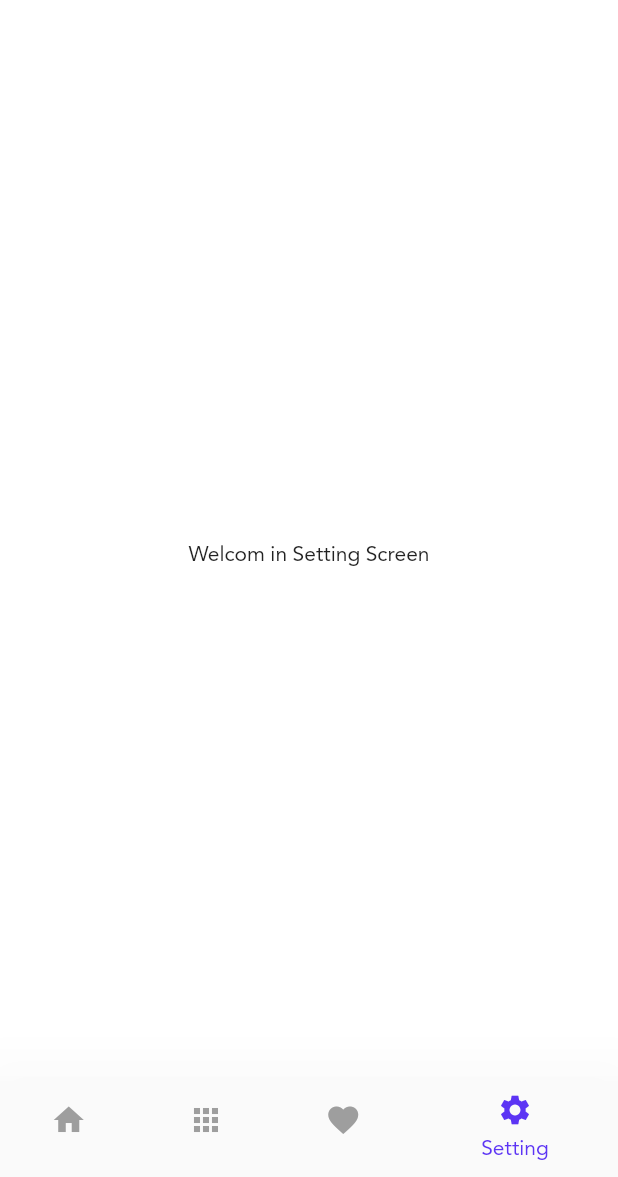
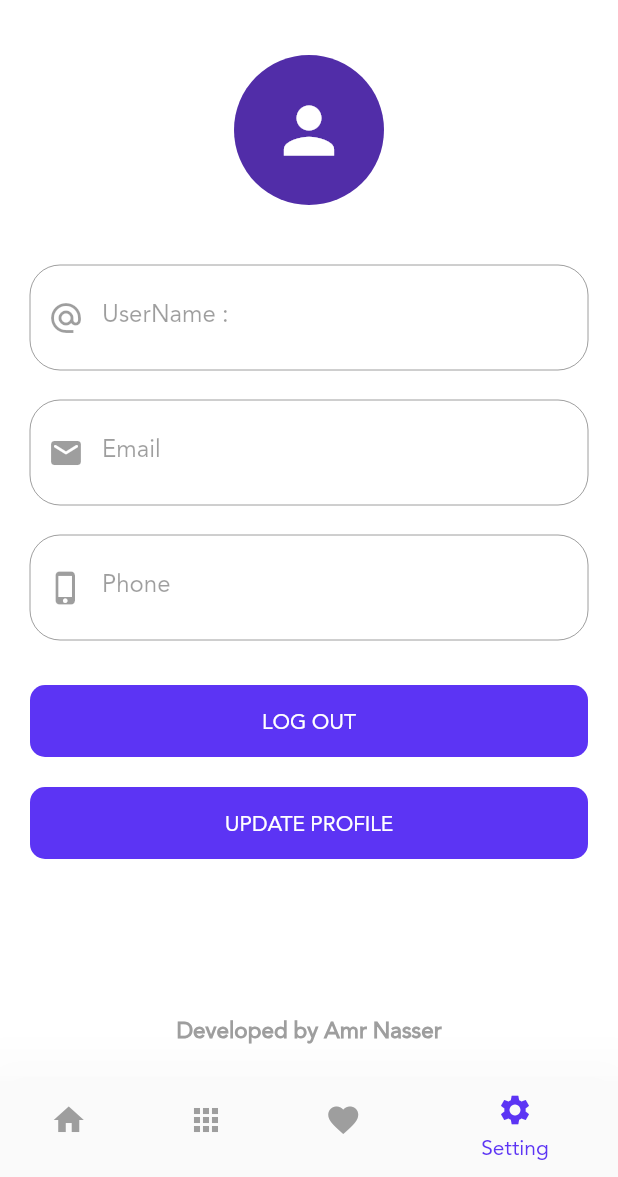
Before and after one commit to amrNaser99/Salla-Shop, a Flutter app: the ShopLayout screen opened directly, item 4 of the bottom bar chosen, on a phone screen of 412 x 824 dp, the part 59-1236 px from its top. Run offline on Flutter 3.47's test engine with Material 2 defaults, Android fonts, the phone set to English and light mode, and no system bars; our stand-ins replace bloc, carousel_slider, conditional_builder_null_safety, dio, flutter_bloc, fluttertoast and 3 more; accounts and stored records are empty; network calls fail; key blocks and very long unbroken strings in the code were emptied for the run.

Commit message:
Add Profile Screen

```diff
--- a/lib/Module/login/shop_login_cubit/shop_login_cubit.dart
+++ b/lib/Module/login/shop_login_cubit/shop_login_cubit.dart
@@ -9,7 +9,7 @@ class ShopLoginCubit extends Cubit<ShopLoginStates> {
 
   static ShopLoginCubit get(context) => BlocProvider.of(context);
 
-  late ShopLoginModel loginModel;
+  ShopLoginModel? loginModel;
 
   void userLogin({
     required String email,
@@ -26,10 +26,11 @@ class ShopLoginCubit extends Cubit<ShopLoginStates> {
     ).then((value) {
       print(value.data);
       loginModel = ShopLoginModel.fromJson(value.data);
-      emit(ShopLoginSuccessStates(loginModel));
+      emit(ShopLoginSuccessStates(loginModel!));
     }).catchError((error) {
       emit(ShopLoginErrorStates(error.toString()));
     });
   }
 
+
 }
--- a/lib/Module/nav_bar/setting/setting_screen.dart
+++ b/lib/Module/nav_bar/setting/setting_screen.dart
@@ -1,11 +1,120 @@
 import 'package:flutter/material.dart';
+import 'package:flutter_bloc/flutter_bloc.dart';
+import 'package:shop_app/Module/login/shop_login_cubit/shop_login_states.dart';
+import 'package:shop_app/shared/components/components.dart';
+import 'package:shop_app/shared/components/constants.dart';
+import 'package:shop_app/shared/cubit/shop_cubit.dart';
+import 'package:shop_app/shared/cubit/shop_states.dart';
+import 'package:shop_app/shared/styles/colors.dart';
 
 class SettingScreen extends StatelessWidget {
-  const SettingScreen({Key? key}) : super(key: key);
+  SettingScreen({Key? key}) : super(key: key);
 
+  var UserNameController = TextEditingController();
+  var EmailController = TextEditingController();
+  var PhoneController = TextEditingController();
 
   @override
   Widget build(BuildContext context) {
-    return Center(child: Text('Welcom in Setting Screen'));
+    return BlocConsumer<ShopCubit, ShopStates>(
+      listener: (BuildContext context, state) {
+        if (state is ShopLoginSuccessStates)
+        {
+          // print(state.profileModel.data!.name!);
+          // UserNameController.text = ShopCubit.get(context).profileModel!.data!.name!;
+        }
+      },
+      builder: (BuildContext context, state) {
+        return Padding(
+          padding: const EdgeInsets.all(20.0),
+          child: Column(
+            mainAxisAlignment: MainAxisAlignment.start,
+            children: [
+            Container(
+            width: double.infinity,
+            child: const CircleAvatar(
+              radius: 50.0,
+              child: Icon(
+                Icons.person,
+                size: 50,
+              ),
+            ),
+          ),
+          const SizedBox(
+            height: 40.0,
+          ),
+          TextFormField(
+            controller: UserNameController,
+            keyboardType: TextInputType.text,
+            decoration: InputDecoration(
+              labelText: 'UserName : ',
+              border:
+              OutlineInputBorder(borderRadius: BorderRadius.circular(20.0)),
+              prefixIcon: const Icon(Icons.alternate_email_sharp),
+              enabled: false,
+            ),
+          ),
+          const SizedBox(
+            height: 20.0,
+          ),
+          TextFormField(
+            controller: EmailController,
+            keyboardType: TextInputType.emailAddress,
+            decoration: InputDecoration(
+              labelText: 'Email ',
+              border:
+              OutlineInputBorder(borderRadius: BorderRadius.circular(20.0)),
+              prefixIcon: const Icon(Icons.email_rounded),
+              enabled: false,
+            ),
+          ),
+          const SizedBox(
+            height: 20.0,
+          ),
+          TextFormField(
+            controller: PhoneController,
+            keyboardType: TextInputType.phone,
+            decoration: InputDecoration(
+              labelText: 'Phone ',
+              border:
+              OutlineInputBorder(borderRadius: BorderRadius.circular(20.0)),
+              prefixIcon: const Icon(Icons.phone_iphone),
+              enabled: false,
+            ),
+          ),
+          const SizedBox(
+            height: 30.0,
+          ),
+          defaultButton(
+            color: primaryColor,
+            text: 'LOG OUT',
+            function: () {
+              ShopCubit.get(context).signOut(context, token);
+            },
+          ),
+          const SizedBox(
+            height: 20.0,
+          ),
+          defaultButton(
+            color: primaryColor,
+            text: 'UPDATE PROFILE',
+            function: () {
+              print(ShopCubit.get(context).profileModel!.data!.name!);
+
+            },
+          ),
+          Spacer(),
+          const Text(
+            'Developed by Amr Nasser',
+            style: TextStyle(
+            fontSize: 15,
+            fontWeight: FontWeight.bold,
+            color: Colors.grey,
+          ),
+          )
+          ],
+        ),);
+      },
+    );
   }
 }
--- a/lib/layout/shop_layout.dart
+++ b/lib/layout/shop_layout.dart
@@ -1,5 +1,6 @@
 import 'package:flutter/material.dart';
 import 'package:flutter_bloc/flutter_bloc.dart';
+import 'package:shop_app/Module/login/shop_login_cubit/shop_login_cubit.dart';
 import 'package:shop_app/Module/search/search_screen.dart';
 import 'package:shop_app/shared/components/components.dart';
 import 'package:shop_app/shared/cubit/shop_cubit.dart';
@@ -10,14 +11,26 @@ class ShopLayout extends StatelessWidget {
 
   @override
   Widget build(BuildContext context) {
-    return BlocProvider(
-      create: (BuildContext context) => ShopCubit()..geHomeData()..getCategoriesData()..getFavourites(),
+    return MultiBlocProvider(
+      providers: [
+        BlocProvider(create: (BuildContext context) => ShopLoginCubit()),
+        BlocProvider(
+          create: (BuildContext context) => ShopCubit()
+            ..geHomeData()
+            ..getCategoriesData()
+            ..getFavourites()
+            ..getProfile(),
+        )
+      ],
       child: BlocConsumer<ShopCubit, ShopStates>(
         listener: (context, state) {},
         builder: (context, state) {
           return Scaffold(
             appBar: AppBar(
-              title: const Text('Salla',style:TextStyle( fontSize: 20.0),),
+              title: const Text(
+                'Salla',
+                style: TextStyle(fontSize: 20.0),
+              ),
               actions: [
                 IconButton(
                   icon: const Icon(Icons.search),
--- a/lib/model/login_model.dart
+++ b/lib/model/login_model.dart
@@ -1,50 +1,26 @@
 class ShopLoginModel {
-  ShopLoginModel({
-    required this.status,
-    required this.message,
-    required this.data,
-  });
-  late final bool status;
-  late final String message;
-  late final Data data;
+  bool? status;
+  String? message;
+  Data? data;
 
-  ShopLoginModel.fromJson(Map<String, dynamic> json){
+  ShopLoginModel.fromJson(Map<String, dynamic> json) {
     status = json['status'];
     message = json['message'];
     data = Data.fromJson(json['data']);
-
-  }
-
-  Map<String, dynamic> toJson() {
-    final _data = <String, dynamic>{};
-    _data['status'] = status;
-    _data['message'] = message;
-    _data['data'] = data.toJson();
-    return _data;
   }
 }
 
 class Data {
-  Data({
-    required this.id,
-    required this.name,
-    required this.email,
-    required this.phone,
-    required this.image,
-    required this.points,
-    required this.credit,
-    required this.token,
-  });
-  late final int id;
-  late final String name;
-  late final String email;
-  late final String phone;
-  late final String image;
-  late final int points;
-  late final int credit;
-  late final String token;
+  int? id;
+  String? name;
+  String? email;
+  String? phone;
+  String? image;
+  int? points;
+  int? credit;
+  String? token;
 
-  Data.fromJson(Map<String, dynamic> json){
+  Data.fromJson(Map<String, dynamic> json) {
     id = json['id'];
     name = json['name'];
     email = json['email'];
@@ -55,20 +31,8 @@ class Data {
     token = json['token'];
   }
 
-  Map<String, dynamic> toJson() {
-    final _data = <String, dynamic>{};
-    _data['id'] = id;
-    _data['name'] = name;
-    _data['email'] = email;
-    _data['phone'] = phone;
-    _data['image'] = image;
-    _data['points'] = points;
-    _data['credit'] = credit;
-    _data['token'] = token;
-    return _data;
-  }
 }
-//
+
 // class ShopLoginModel {
 //   late bool status;
 //   late String message;
--- /dev/null
+++ b/lib/model/profile_model.dart
@@ -0,0 +1,33 @@
+class ProfileModel
+{
+  bool? status ;
+  Data? data ;
+
+  ProfileModel.fromJson(Map<String,dynamic> json)
+  {
+    status = json['status'];
+    data = (json['data'] as Map<String, dynamic>?) != null
+    ? Data.fromJson(json['data'] as Map<String, dynamic>)
+        : null ;
+  }
+}
+
+class Data
+{
+  int? id ;
+  String? name ;
+  String? email ;
+  String? phone ;
+  String? image ;
+  String? token ;
+
+  Data.fromJson(Map<String,dynamic> json)
+  {
+    id = json['id'];
+    name = json['name'];
+    email = json['email'];
+    phone = json['phone'];
+    image = json['image'];
+    token = json['token'];
+  }
+}
--- a/lib/shared/components/components.dart
+++ b/lib/shared/components/components.dart
@@ -43,7 +43,7 @@ void NavigateAndFinish(context, Widget) =>
 Widget defaultTextFormField({
   required TextEditingController controller,
   required TextInputType keyboardType,
-  required String labelText,
+  String? labelText,
   String? hintText,
   required IconData prefixIcon,
   FormFieldValidator<String>? validate,
--- a/lib/shared/components/constants.dart
+++ b/lib/shared/components/constants.dart
@@ -2,12 +2,6 @@ import 'package:shop_app/Module/login/shop_login_screen.dart';
 import 'package:shop_app/shared/components/components.dart';
 import 'package:shop_app/shared/network/local/cache_helper.dart';
 
-void SignOut(context,key)
-{
-  CacheHelper.removeData(key: key).then((value) {
-    NavigateTo(context, ShopLoginScreen());
-  });
-}
 
 void printFullText(String text)
 {
--- a/lib/shared/cubit/shop_states.dart
+++ b/lib/shared/cubit/shop_states.dart
@@ -1,5 +1,6 @@
 import 'package:shop_app/model/change_favourite_model.dart';
 import 'package:shop_app/model/favourites_model.dart';
+import 'package:shop_app/model/profile_model.dart';
 
 abstract class ShopStates {}
 
@@ -47,3 +48,19 @@ class ShopGetFavouritesErrorState extends ShopStates{
 
   ShopGetFavouritesErrorState(this.error);
 }
+
+class ShopLoadingUserDataState extends ShopStates{}
+
+class ShopUserDataSuccessState extends ShopStates{
+  final ProfileModel profileModel ;
+
+  ShopUserDataSuccessState(this.profileModel);
+
+
+}
+class ShopUserDataErrorState extends ShopStates{
+  final String error;
+
+  ShopUserDataErrorState(this.error);
+
+}
```
Also changed, not shown: lib/Module/login/shop_login_cubit/shop_login_states.dart (+7 -7 lines), lib/Module/login/shop_login_screen.dart (+19 -23 lines), lib/model/settings_model.dart (deleted, +0 -29 lines), lib/shared/cubit/shop_cubit.dart (+33 -0 lines).
